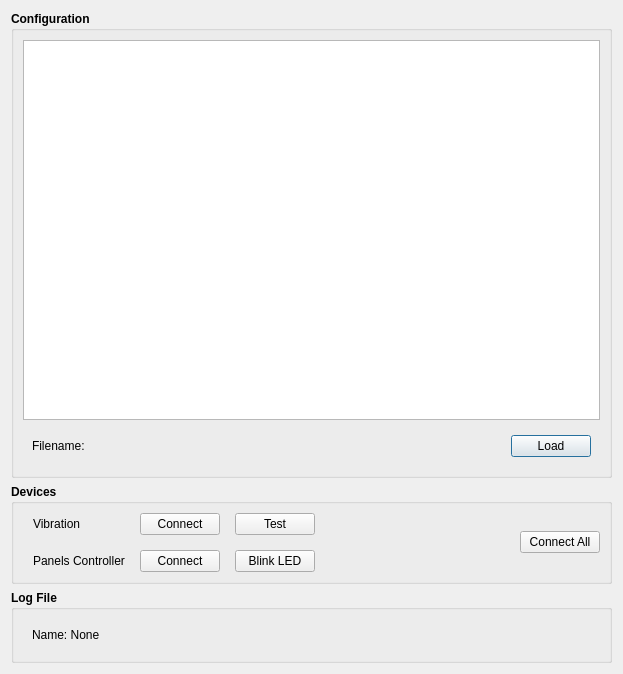
Before: the Qt Designer form src/plugin/stampede/stampede_plugin.ui in janelia-idf/bias, drawn with Qt 5.
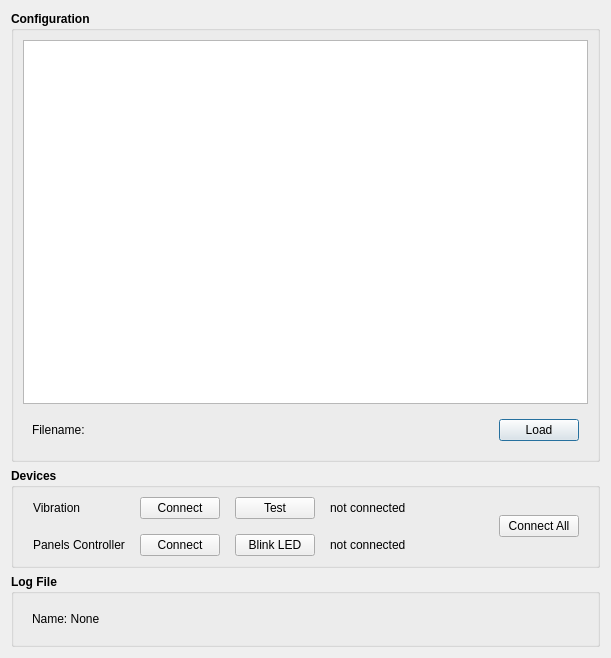
After: the same form once the commit is applied.

Commit message: Worked on stamped plugin.

Patch:
```diff
--- a/src/plugin/stampede/stampede_plugin.ui
+++ b/src/plugin/stampede/stampede_plugin.ui
@@ -6,8 +6,8 @@
    <rect>
     <x>0</x>
     <y>0</y>
-    <width>623</width>
-    <height>674</height>
+    <width>611</width>
+    <height>658</height>
    </rect>
   </property>
   <property name="windowTitle">
@@ -88,7 +88,7 @@
      <property name="title">
       <string>Devices</string>
      </property>
-     <layout class="QHBoxLayout" name="horizontalLayout">
+     <layout class="QHBoxLayout" name="horizontalLayout_3">
       <item>
        <layout class="QGridLayout" name="gridLayout">
         <property name="leftMargin">
@@ -175,8 +175,43 @@
           </property>
          </widget>
         </item>
+        <item row="0" column="3">
+         <widget class="QLabel" name="vibrationDevStatusLabelPtr">
+          <property name="minimumSize">
+           <size>
+            <width>100</width>
+            <height>0</height>
+           </size>
+          </property>
+          <property name="font">
+           <font>
+            <weight>50</weight>
+            <bold>false</bold>
+           </font>
+          </property>
+          <property name="text">
+           <string>not connected</string>
+          </property>
+         </widget>
+        </item>
+        <item row="1" column="3">
+         <widget class="QLabel" name="displayDevStatusLabelPtr">
+          <property name="font">
+           <font>
+            <weight>50</weight>
+            <bold>false</bold>
+           </font>
+          </property>
+          <property name="text">
+           <string>not connected</string>
+          </property>
+         </widget>
+        </item>
        </layout>
       </item>
+      <item>
+       <widget class="QWidget" name="widget_2" native="true">
+        <layout class="QHBoxLayout" name="horizontalLayout">
       <item>
        <spacer name="horizontalSpacer">
         <property name="orientation">
@@ -201,6 +236,9 @@
         <property name="text">
          <string>Connect All</string>
         </property>
+          </widget>
+         </item>
+        </layout>
        </widget>
       </item>
      </layout>
```
Left out of the diff: 10 changed lines with no effect on the pictures. Lines whose indentation alone changed are shown as unchanged. The commit also changes 18 other files.
